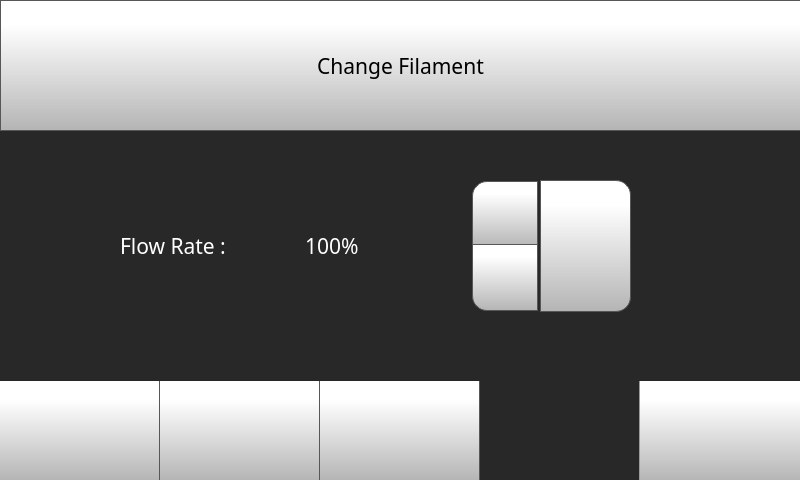
Qt form octoprint_TwinDragon600TouchUI/mainGUI.ui (FracktalWorks/Twin-Dragon-600) before a commit.
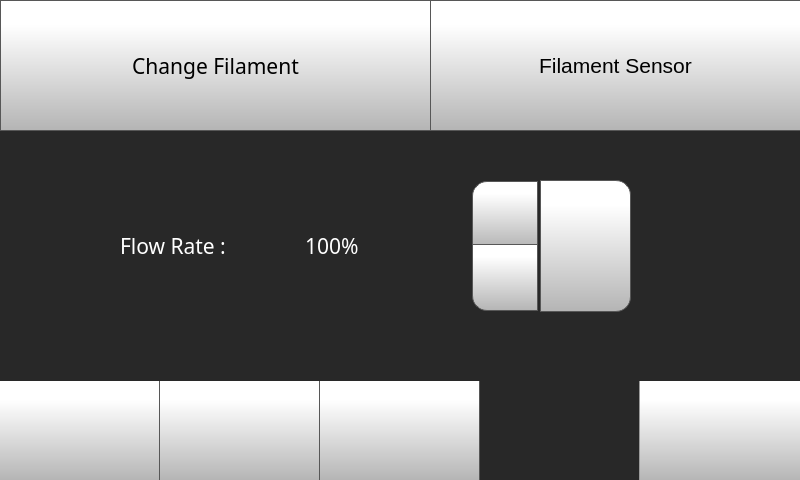
The same form after that commit. The open tabs and pages were chosen to show the change. Icons and pictures are not drawn.

Commit message: .ui filament sensor added

What changed in the file:
```diff
--- a/octoprint_TwinDragon600TouchUI/mainGUI.ui
+++ b/octoprint_TwinDragon600TouchUI/mainGUI.ui
@@ -13042,7 +13042,7 @@
          <rect>
           <x>0</x>
           <y>10</y>
-          <width>801</width>
+          <width>431</width>
           <height>131</height>
          </rect>
         </property>
@@ -13094,6 +13094,74 @@
          <enum>Qt::ToolButtonTextUnderIcon</enum>
         </property>
        </widget>
+       <widget class="QToolButton" name="toggleFilamentSensorButton">
+        <property name="enabled">
+         <bool>true</bool>
+        </property>
+        <property name="geometry">
+         <rect>
+          <x>430</x>
+          <y>10</y>
+          <width>371</width>
+          <height>131</height>
+         </rect>
+        </property>
+        <property name="font">
+         <font>
+          <family>MS Shell Dlg 2</family>
+          <pointsize>16</pointsize>
+         </font>
+        </property>
+        <property name="styleSheet">
+         <string notr="true">QToolButton  {
+     border: 1px solid rgb(87, 87, 87);
+	background-color: qlineargradient(spread:pad, x1:0, y1:1, x2:0, y2:0.188, stop:0 rgba(180, 180, 180, 255), stop:1 rgba(255, 255, 255, 255));
+
+
+}
+
+QToolButton :pressed {
+    background-color: qlineargradient(x1: 0, y1: 0, x2: 0, y2: 1,
+                                      stop: 0 #dadbde, stop: 1 #f6f7fa);
+	/* #dadbde #f6f7fa */
+}
+
+
+QToolButton :flat {
+    border: none; /* no border for a flat push button */
+}
+
+QToolButton :default {
+    border-color: navy; /* make the default button prominent */
+}
+
+QToolButton :focus {
+	outline: none;
+}</string>
+        </property>
+        <property name="text">
+         <string>Filament Sensor</string>
+        </property>
+        <property name="icon">
+         <iconset>
+          <normaloff>templates/img/filamentSensorOn.png</normaloff>templates/img/filamentSensorOn.png</iconset>
+        </property>
+        <property name="iconSize">
+         <size>
+          <width>60</width>
+          <height>60</height>
+         </size>
+        </property>
+        <property name="checkable">
+         <bool>false</bool>
+        </property>
+        <property name="checked">
+         <bool>false</bool>
+        </property>
+        <property name="toolButtonStyle">
+         <enum>Qt::ToolButtonTextUnderIcon</enum>
+        </property>
+       </widget>
        <zorder>flowRateSpinBox</zorder>
        <zorder>setFlowRateButton</zorder>
        <zorder>flowRateLabelControlPage</zorder>
```
Left out of the diff: 5 changed lines with no effect on the pictures.
